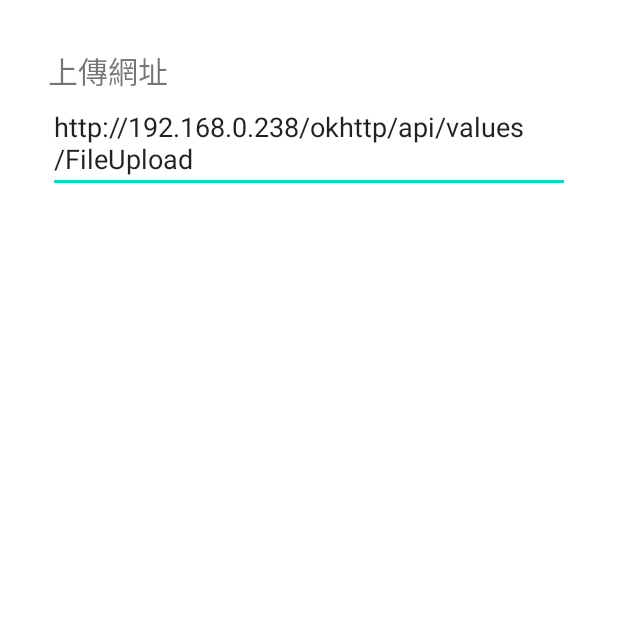
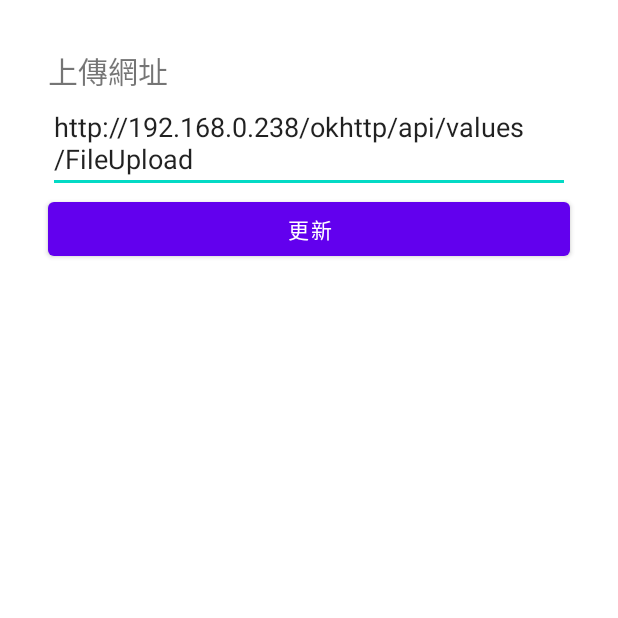
Before and after one commit to SimonChungGitHub/Reader, an Android app: the SettingsActivity screen opened directly, with no data from a screen before it, on a phone screen of 412 x 824 dp, the top half of it. Run offline under Robolectric (Android 15) with nearby library versions, the phone set to English and light mode, and no system bars.

Commit message:
add SettingsActivity

```diff
--- a/app/src/main/java/com/simon/reader/SettingsActivity.java
+++ b/app/src/main/java/com/simon/reader/SettingsActivity.java
@@ -10,6 +10,7 @@
 import android.view.MotionEvent;
 import android.view.View;
 import android.view.WindowManager;
+import android.widget.Button;
 import android.widget.TextView;
 
 import java.util.Objects;
@@ -51,10 +52,17 @@
         preferences = PreferenceManager.getDefaultSharedPreferences(this);
 
         TextView url = findViewById(R.id.settings_url);
+        Button updateUrl = findViewById(R.id.settings_update_url);
+
         url.setOnFocusChangeListener((v, hasFocus) -> {
-            if (!hasFocus) {
-                preferences.edit().putString("url", url.getText().toString().trim()).apply();
+            if (hasFocus) {
+                updateUrl.setVisibility(View.VISIBLE);
             }
+        });
+        updateUrl.setOnClickListener(v -> {
+            preferences.edit().putString("url", url.getText().toString().trim()).apply();
+            v.setVisibility(View.GONE);
+            url.setFocusable(false);
         });
 
     }
--- a/app/src/main/res/layout/activity_settings.xml
+++ b/app/src/main/res/layout/activity_settings.xml
@@ -27,4 +27,14 @@
         app:layout_constraintEnd_toEndOf="parent"
         app:layout_constraintStart_toStartOf="@+id/textView"
         app:layout_constraintTop_toBottomOf="@+id/textView" />
+
+    <Button
+        android:id="@+id/settings_update_url"
+        android:layout_width="0dp"
+        android:layout_height="wrap_content"
+        android:text="更新"
+        android:visibility="gone"
+        app:layout_constraintEnd_toEndOf="@+id/settings_url"
+        app:layout_constraintStart_toStartOf="@+id/settings_url"
+        app:layout_constraintTop_toBottomOf="@+id/settings_url" />
 </androidx.constraintlayout.widget.ConstraintLayout>
```
